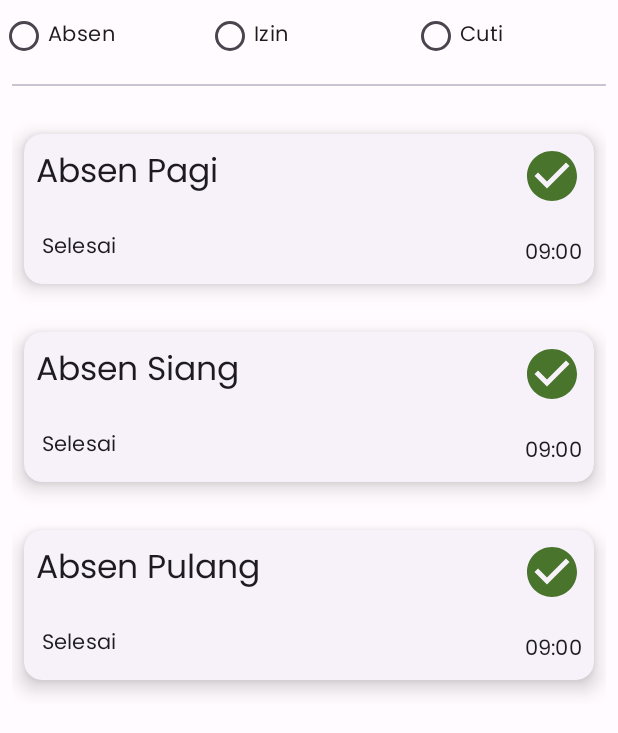
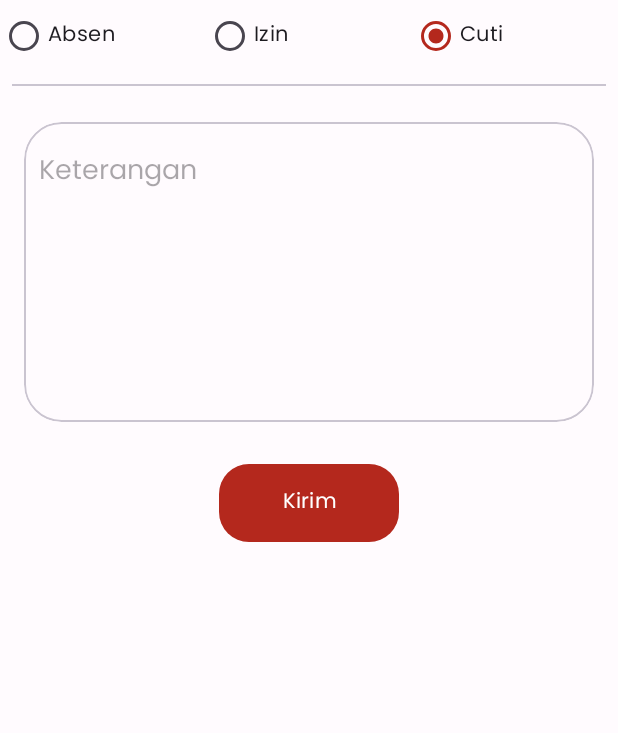
Before and after one commit to rmaprojects/Absen-Online-native, an Android app: the fragment AbsenMenuFragment shown on its own in the app's theme, on a phone screen of 412 x 824 dp. Shown: the top 733 px of the screen. Run offline under Robolectric (Android 15) with nearby library versions, the phone set to English and light mode, and no system bars.

Commit message:
Update Banyak Hal

```diff
--- a/app/src/main/java/com/pklproject/checkincheckout/ui/auth/login/LoginActivity.kt
+++ b/app/src/main/java/com/pklproject/checkincheckout/ui/auth/login/LoginActivity.kt
@@ -2,12 +2,9 @@ package com.pklproject.checkincheckout.ui.auth.login
 
 import androidx.appcompat.app.AppCompatActivity
 import android.os.Bundle
-import by.kirich1409.viewbindingdelegate.viewBinding
 import com.pklproject.checkincheckout.R
-import com.pklproject.checkincheckout.databinding.ActivityLoginBinding
 
 class LoginActivity : AppCompatActivity() {
-    private val Binding: ActivityLoginBinding by viewBinding()
     override fun onCreate(savedInstanceState: Bundle?) {
         super.onCreate(savedInstanceState)
         setContentView(R.layout.activity_login)
--- a/app/src/main/res/layout/bottomsheet_jadwal_absen.xml
+++ b/app/src/main/res/layout/bottomsheet_jadwal_absen.xml
@@ -35,7 +35,7 @@
 
             <com.google.android.material.button.MaterialButton
                 android:id="@+id/jammulai"
-                style="@style/Widget.Material3.Button.ElevatedButton"
+                style="@style/Widget.Material3.Button"
                 android:layout_width="wrap_content"
                 android:layout_height="wrap_content"
                 android:layout_marginHorizontal="12dp"
@@ -74,6 +74,7 @@
             android:layout_height="wrap_content"
             android:layout_gravity="center_horizontal"
             android:layout_marginHorizontal="12dp"
+            style="@style/Widget.Material3.Button"
             android:layout_marginTop="35dp"
             android:text="Simpan"
             android:textAllCaps="false" />
--- a/app/src/main/res/layout/fragment_history.xml
+++ b/app/src/main/res/layout/fragment_history.xml
@@ -32,6 +32,7 @@
         android:layout_width="wrap_content"
         android:text="Maret 2022"
         android:textStyle="bold"
+        android:background="?selectableItemBackground"
         android:drawablePadding="8dp"
         android:drawableEnd="@drawable/ic_baseline_keyboard_arrow_down_24"
         android:layout_margin="8dp"
--- a/app/src/main/res/layout/fragment_izin.xml
+++ b/app/src/main/res/layout/fragment_izin.xml
@@ -36,9 +36,9 @@
             </ScrollView>
         </com.google.android.material.card.MaterialCardView>
 
-        <com.google.android.material.floatingactionbutton.ExtendedFloatingActionButton
+        <com.google.android.material.button.MaterialButton
             android:id="@+id/kirim"
-            style="@style/Widget.Material3.ExtendedFloatingActionButton.Icon.Tertiary"
+            style="@style/Widget.Material3.Button"
             android:layout_width="120dp"
             android:layout_height="60dp"
             android:layout_gravity="center"
--- a/app/src/main/res/layout/fragment_menu_absen.xml
+++ b/app/src/main/res/layout/fragment_menu_absen.xml
@@ -25,6 +25,7 @@
         <RadioButton
             android:layout_width="match_parent"
             android:text="Cuti"
+            android:checked="true"
             android:layout_weight="1"
             android:layout_height="wrap_content"/>
     </RadioGroup>
@@ -45,11 +46,16 @@
             android:layout_height="match_parent"
             android:orientation="vertical">
 
+            <LinearLayout
+                android:layout_width="match_parent"
+                android:orientation="vertical"
+                android:visibility="gone"
+                android:layout_height="match_parent">
                 <com.google.android.material.card.MaterialCardView
                     android:id="@+id/absenpagi"
                     style="?attr/materialCardViewElevatedStyle"
                     android:layout_width="wrap_content"
-                android:layout_height="100dp"
+                    android:layout_height="108dp"
                     android:layout_marginHorizontal="8dp"
                     android:layout_marginVertical="16dp"
                     android:background="?selectableItemBackground"
@@ -116,7 +122,7 @@
                     android:id="@+id/absensiang"
                     style="?attr/materialCardViewElevatedStyle"
                     android:layout_width="wrap_content"
-                android:layout_height="100dp"
+                    android:layout_height="108dp"
                     android:layout_marginHorizontal="8dp"
                     android:layout_marginVertical="16dp"
                     android:background="?selectableItemBackground"
@@ -180,7 +186,7 @@
                     android:id="@+id/absenpulang"
                     style="?attr/materialCardViewElevatedStyle"
                     android:layout_width="wrap_content"
-                android:layout_height="100dp"
+                    android:layout_height="108dp"
                     android:layout_marginHorizontal="8dp"
                     android:layout_marginVertical="16dp"
                     android:background="?selectableItemBackground"
@@ -239,7 +245,8 @@
                             android:textAppearance="@style/TextAppearance.Material3.TitleSmall" />
                     </RelativeLayout>
                 </com.google.android.material.card.MaterialCardView>
-            <include layout="@layout/fragment_izin" android:visibility="gone" android:id="@+id/izinTab"/>
+            </LinearLayout>
+            <include layout="@layout/fragment_izin" android:visibility="visible" android:id="@+id/izinTab"/>
         </LinearLayout>
     </androidx.core.widget.NestedScrollView>
 </LinearLayout>
--- a/app/src/main/res/values/colors.xml
+++ b/app/src/main/res/values/colors.xml
@@ -1,16 +1,16 @@
 <resources>
-    <color name="md_theme_light_primary">#B7212F</color>
+    <color name="md_theme_light_primary">#B4281D</color>
     <color name="md_theme_light_onPrimary">#FFFFFF</color>
-    <color name="md_theme_light_primaryContainer">#FFDAD7</color>
-    <color name="md_theme_light_onPrimaryContainer">#410006</color>
-    <color name="md_theme_light_secondary">#006874</color>
+    <color name="md_theme_light_primaryContainer">#FFDAD3</color>
+    <color name="md_theme_light_onPrimaryContainer">#410000</color>
+    <color name="md_theme_light_secondary">#9C413D</color>
     <color name="md_theme_light_onSecondary">#FFFFFF</color>
-    <color name="md_theme_light_secondaryContainer">#90F1FF</color>
-    <color name="md_theme_light_onSecondaryContainer">#001F24</color>
-    <color name="md_theme_light_tertiary">#994061</color>
+    <color name="md_theme_light_secondaryContainer">#FFDAD5</color>
+    <color name="md_theme_light_onSecondaryContainer">#410003</color>
+    <color name="md_theme_light_tertiary">#9C4330</color>
     <color name="md_theme_light_onTertiary">#FFFFFF</color>
-    <color name="md_theme_light_tertiaryContainer">#FFD8E3</color>
-    <color name="md_theme_light_onTertiaryContainer">#3E001C</color>
+    <color name="md_theme_light_tertiaryContainer">#FFDAD1</color>
+    <color name="md_theme_light_onTertiaryContainer">#3F0400</color>
     <color name="md_theme_light_error">#B3261E</color>
     <color name="md_theme_light_errorContainer">#F9DEDC</color>
     <color name="md_theme_light_onError">#FFFFFF</color>
@@ -24,21 +24,21 @@
     <color name="md_theme_light_outline">#79747E</color>
     <color name="md_theme_light_inverseOnSurface">#F4EFF4</color>
     <color name="md_theme_light_inverseSurface">#313033</color>
-    <color name="md_theme_light_inversePrimary">#FFB3B2</color>
+    <color name="md_theme_light_inversePrimary">#FFB4A7</color>
     <color name="md_theme_light_shadow">#000000</color>
-    <color name="md_theme_light_primaryInverse">#FFB3B2</color>
-    <color name="md_theme_dark_primary">#FFB3B2</color>
-    <color name="md_theme_dark_onPrimary">#69000F</color>
-    <color name="md_theme_dark_primaryContainer">#92001A</color>
-    <color name="md_theme_dark_onPrimaryContainer">#FFDAD7</color>
-    <color name="md_theme_dark_secondary">#4FD8EB</color>
-    <color name="md_theme_dark_onSecondary">#00363D</color>
-    <color name="md_theme_dark_secondaryContainer">#004F59</color>
-    <color name="md_theme_dark_onSecondaryContainer">#90F1FF</color>
-    <color name="md_theme_dark_tertiary">#FFB1CA</color>
-    <color name="md_theme_dark_onTertiary">#5E1133</color>
-    <color name="md_theme_dark_tertiaryContainer">#7B2849</color>
-    <color name="md_theme_dark_onTertiaryContainer">#FFD8E3</color>
+    <color name="md_theme_light_primaryInverse">#FFB4A7</color>
+    <color name="md_theme_dark_primary">#FFB4A7</color>
+    <color name="md_theme_dark_onPrimary">#680000</color>
+    <color name="md_theme_dark_primaryContainer">#910A07</color>
+    <color name="md_theme_dark_onPrimaryContainer">#FFDAD3</color>
+    <color name="md_theme_dark_secondary">#FFB3AB</color>
+    <color name="md_theme_dark_onSecondary">#5F1414</color>
+    <color name="md_theme_dark_secondaryContainer">#7E2A28</color>
+    <color name="md_theme_dark_onSecondaryContainer">#FFDAD5</color>
+    <color name="md_theme_dark_tertiary">#FFB4A2</color>
+    <color name="md_theme_dark_onTertiary">#5E1608</color>
+    <color name="md_theme_dark_tertiaryContainer">#7D2C1B</color>
+    <color name="md_theme_dark_onTertiaryContainer">#FFDAD1</color>
     <color name="md_theme_dark_error">#F2B8B5</color>
     <color name="md_theme_dark_errorContainer">#8C1D18</color>
     <color name="md_theme_dark_onError">#601410</color>
@@ -52,7 +52,7 @@
     <color name="md_theme_dark_outline">#938F99</color>
     <color name="md_theme_dark_inverseOnSurface">#1C1B1F</color>
     <color name="md_theme_dark_inverseSurface">#E6E1E5</color>
-    <color name="md_theme_dark_inversePrimary">#B7212F</color>
+    <color name="md_theme_dark_inversePrimary">#B4281D</color>
     <color name="md_theme_dark_shadow">#000000</color>
-    <color name="md_theme_dark_primaryInverse">#B7212F</color>
+    <color name="md_theme_dark_primaryInverse">#B4281D</color>
 </resources>
```
Also changed, not shown: app/src/main/res/layout/activity_login.xml (+3 -12 lines), app/src/main/res/layout/fragment_absen.xml (+8 -4 lines), app/src/main/res/layout/item_history.xml (+6 -6 lines). Lines whose indentation alone changed are shown as unchanged.
